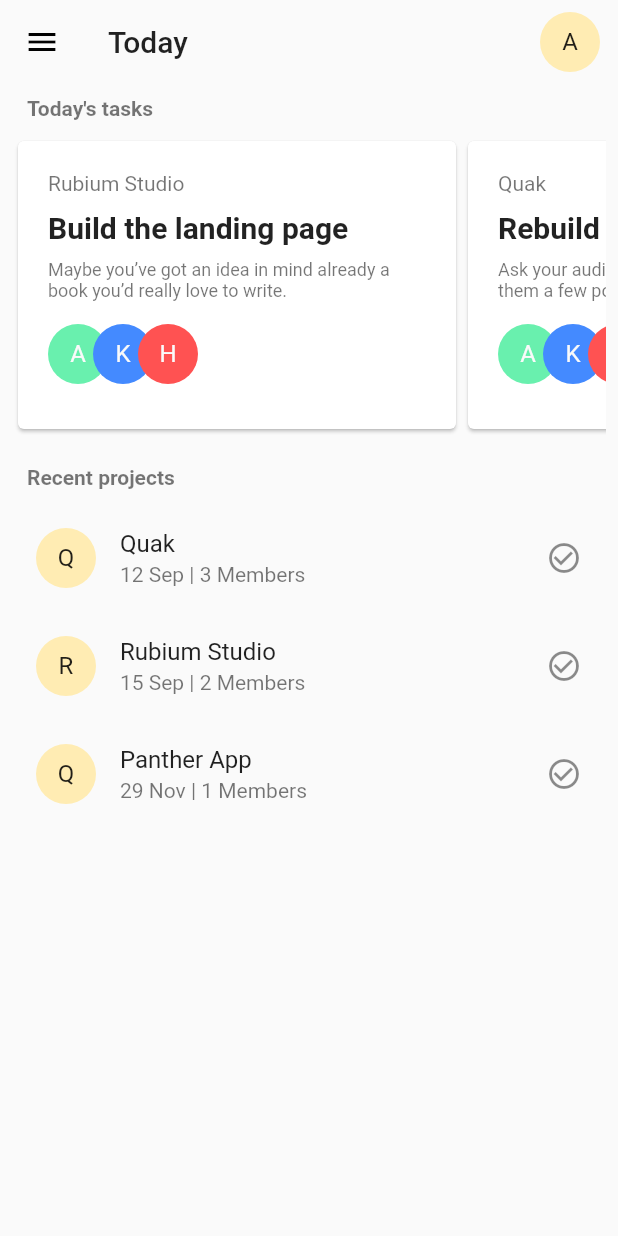
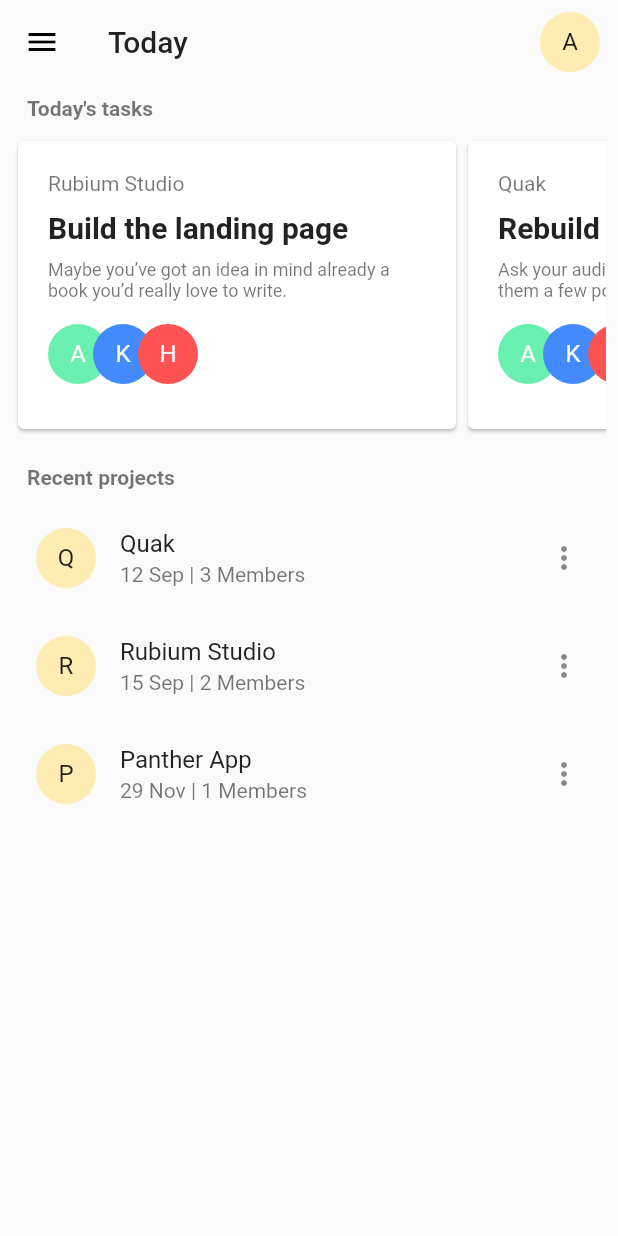
Before and after one commit to amirhesham65/Panther-App, a Flutter app: the screen it shows after launch, on a phone screen of 412 x 824 dp. Run offline on Flutter 3.47's test engine with Material 2 defaults, Android fonts, the phone set to English and light mode, and no system bars.

Commit message:
Updated some UI elements

```diff
--- a/lib/views/HomeView.dart
+++ b/lib/views/HomeView.dart
@@ -74,19 +74,19 @@ class HomeView extends StatelessWidget {
                       leading: CircleAvatar(child: Text('Q'),),
                       title: Text('Quak'),
                       subtitle: Text('12 Sep | 3 Members'),
-                      trailing: Icon(Icons.check_circle_outline),
+                      trailing: Icon(Icons.more_vert),
                     ),
                     ListTile(
                       leading: CircleAvatar(child: Text('R'),),
                       title: Text('Rubium Studio'),
                       subtitle: Text('15 Sep | 2 Members'),
-                      trailing: Icon(Icons.check_circle_outline),
+                      trailing: Icon(Icons.more_vert),
                     ),
                     ListTile(
-                      leading: CircleAvatar(child: Text('Q'),),
+                      leading: CircleAvatar(child: Text('P'),),
                       title: Text('Panther App'),
                       subtitle: Text('29 Nov | 1 Members'),
-                      trailing: Icon(Icons.check_circle_outline),
+                      trailing: Icon(Icons.more_vert),
                     ),
                   ],
                 ),
```
